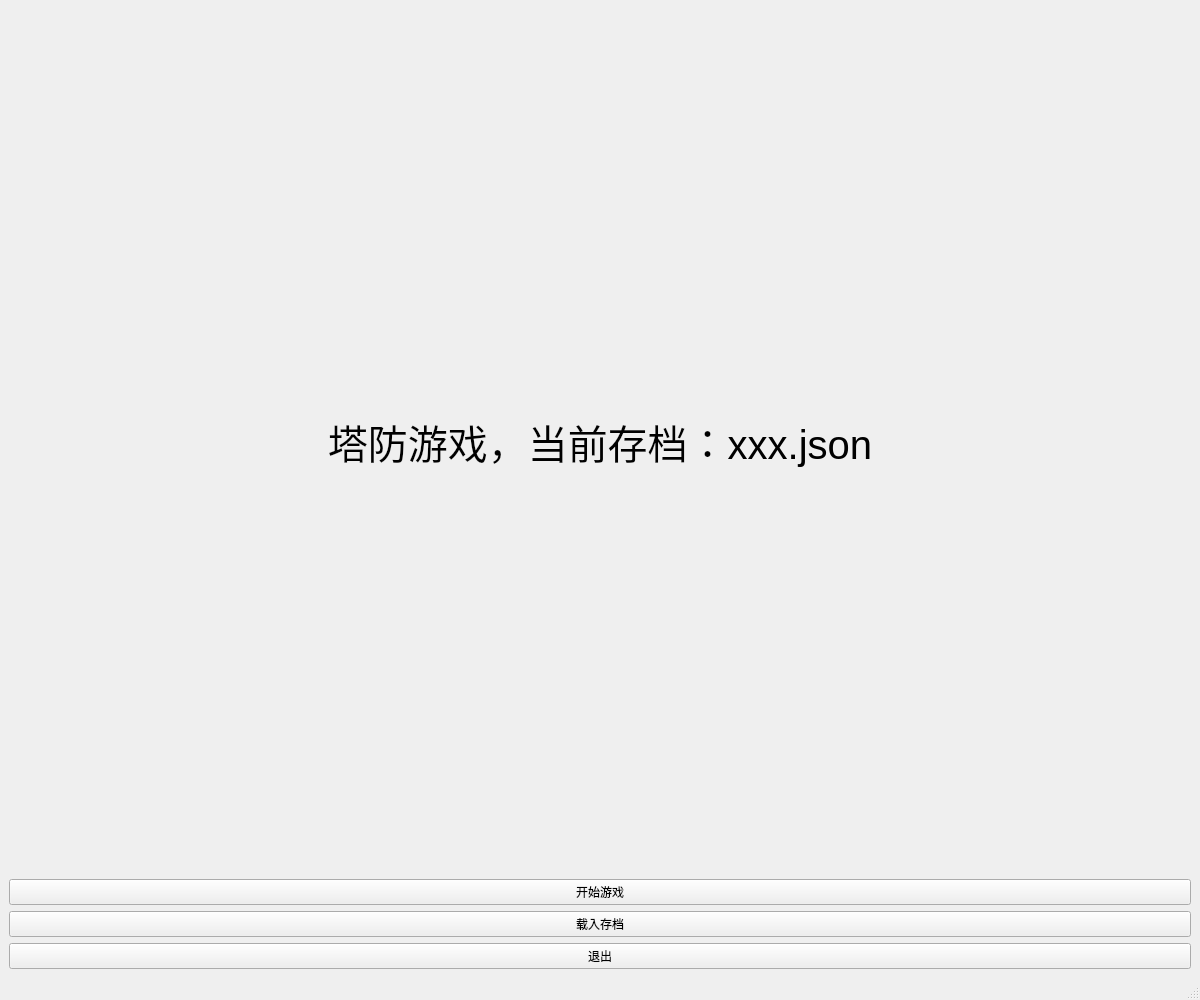
Loganloxsins/Inner-TD-Tale, file forms/mainwindow.ui: the form before one commit.
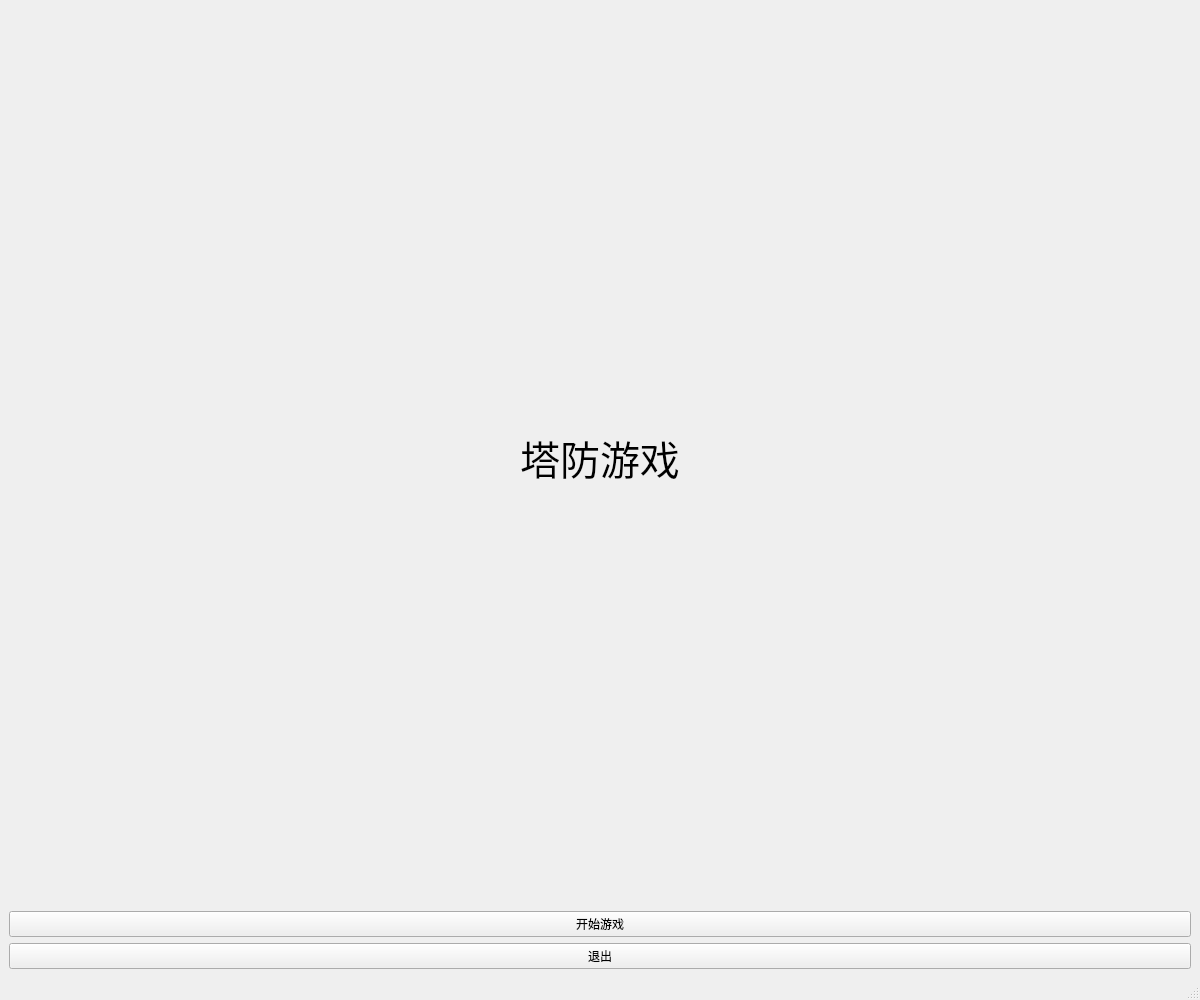
The form after the commit.

Commit message: feat: 存档

What changed in the file:
```diff
--- a/forms/mainwindow.ui
+++ b/forms/mainwindow.ui
@@ -23,7 +23,7 @@
        </font>
       </property>
       <property name="text">
-       <string>塔防游戏，当前存档：xxx.json</string>
+       <string>塔防游戏</string>
       </property>
       <property name="alignment">
        <set>Qt::AlignCenter</set>
@@ -37,13 +37,6 @@
       </property>
      </widget>
     </item>
-    <item>
-     <widget class="QPushButton" name="pushButton_LoadSave">
-      <property name="text">
-       <string>载入存档</string>
-      </property>
-     </widget>
-    </item>
     <item>
      <widget class="QPushButton" name="pushButton_Exit">
       <property name="text">
```
The commit also changes 14 other files.
